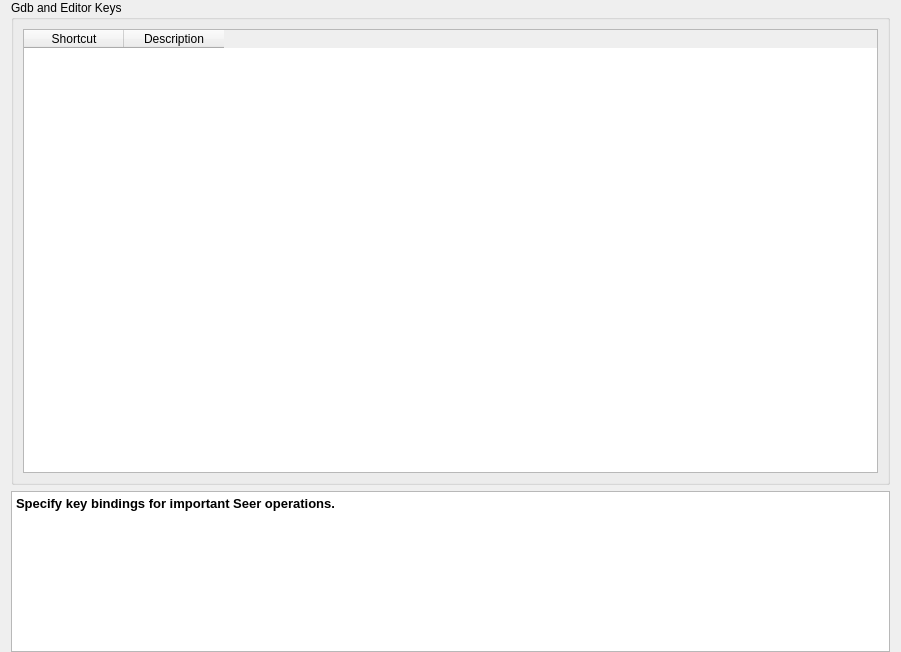
Before: the Qt Designer form cfgpage/SeerKeysConfigPage.ui in LiNY2-01/SeeDataStructure, drawn with Qt 5.
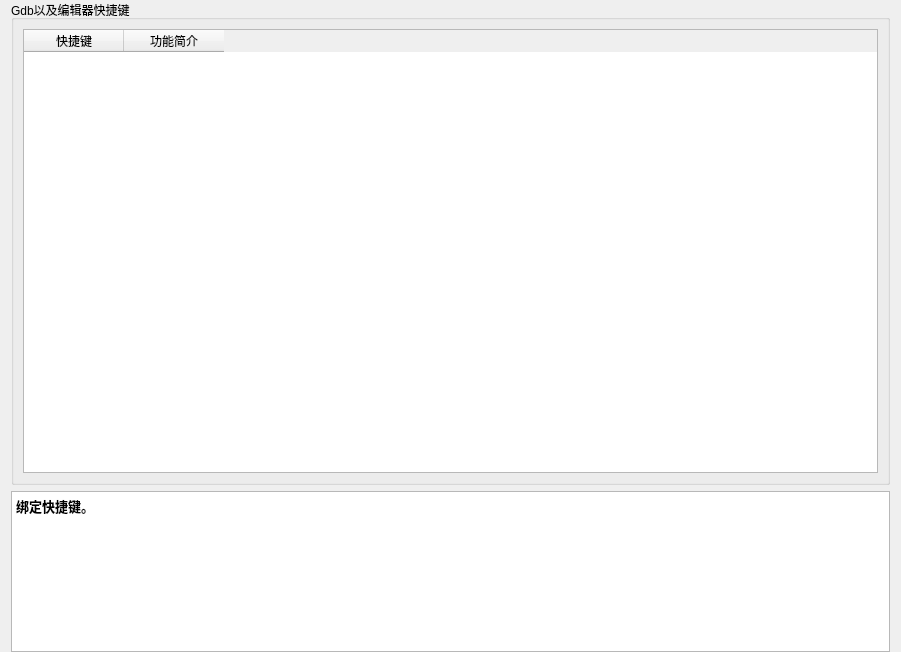
After: the same form once the commit is applied.

Commit message: style: localization

```diff
--- a/cfgpage/SeerKeysConfigPage.ui
+++ b/cfgpage/SeerKeysConfigPage.ui
@@ -33,7 +33,7 @@
 &lt;html&gt;&lt;head&gt;&lt;meta name=&quot;qrichtext&quot; content=&quot;1&quot; /&gt;&lt;meta charset=&quot;utf-8&quot; /&gt;&lt;style type=&quot;text/css&quot;&gt;
 p, li { white-space: pre-wrap; }
 &lt;/style&gt;&lt;/head&gt;&lt;body style=&quot; font-family:'Microsoft YaHei UI'; font-size:9pt; font-weight:400; font-style:normal;&quot;&gt;
-&lt;p style=&quot; margin-top:0px; margin-bottom:0px; margin-left:0px; margin-right:0px; -qt-block-indent:0; text-indent:0px;&quot;&gt;&lt;span style=&quot; font-family:'Noto Sans'; font-size:10pt; font-weight:600;&quot;&gt;Specify key bindings for important Seer operations.&lt;/span&gt;&lt;/p&gt;
+&lt;p style=&quot; margin-top:0px; margin-bottom:0px; margin-left:0px; margin-right:0px; -qt-block-indent:0; text-indent:0px;&quot;&gt;&lt;span style=&quot; font-family:'Noto Sans'; font-size:10pt; font-weight:600;&quot;&gt;绑定快捷键。&lt;/span&gt;&lt;/p&gt;
 &lt;p style=&quot;-qt-paragraph-type:empty; margin-top:0px; margin-bottom:0px; margin-left:0px; margin-right:0px; -qt-block-indent:0; text-indent:0px; font-family:'Noto Sans'; font-size:10pt;&quot;&gt;&lt;br /&gt;&lt;/p&gt;
 &lt;p style=&quot;-qt-paragraph-type:empty; margin-top:0px; margin-bottom:0px; margin-left:0px; margin-right:0px; -qt-block-indent:0; text-indent:0px; font-family:'Noto Sans'; font-size:10pt;&quot;&gt;&lt;br /&gt;&lt;/p&gt;&lt;/body&gt;&lt;/html&gt;</string>
      </property>
@@ -48,19 +48,19 @@
       </sizepolicy>
      </property>
      <property name="title">
-      <string>Gdb and Editor Keys</string>
+      <string>Gdb以及编辑器快捷键</string>
      </property>
      <layout class="QGridLayout" name="gridLayout_3">
       <item row="0" column="0">
        <widget class="QTableWidget" name="keysTableWidget">
         <column>
          <property name="text">
-          <string>Shortcut</string>
+          <string>快捷键</string>
          </property>
         </column>
         <column>
          <property name="text">
-          <string>Description</string>
+          <string>功能简介</string>
          </property>
         </column>
        </widget>
```
The commit also changes 66 other files.
